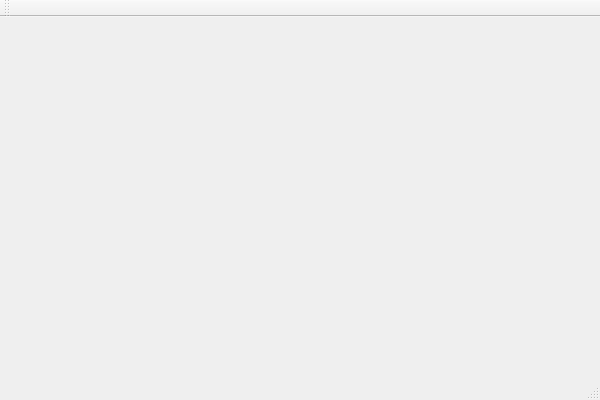
The window that Modern_technologies/Qt/MailClient/mainwindow.ui (rutsky/semester07) describes before a commit, drawn with Qt 5.
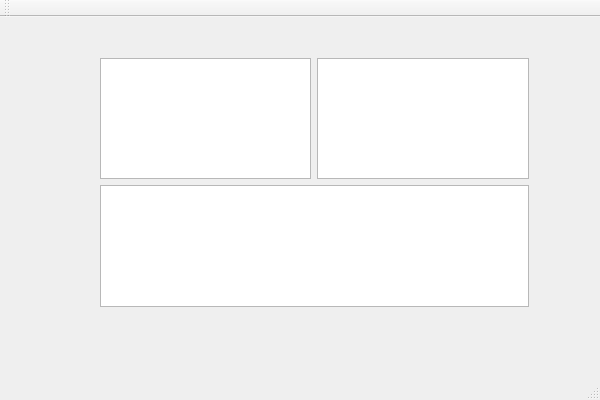
The same window after the commit.

```diff
--- a/Modern_technologies/Qt/MailClient/mainwindow.ui
+++ b/Modern_technologies/Qt/MailClient/mainwindow.ui
@@ -12,13 +12,67 @@
   <property name="windowTitle" >
    <string>MainWindow</string>
   </property>
-  <widget class="QMenuBar" name="menuBar" />
-  <widget class="QToolBar" name="mainToolBar" />
-  <widget class="QWidget" name="centralWidget" />
-  <widget class="QStatusBar" name="statusBar" />
+  <widget class="QWidget" name="centralWidget">
+   <widget class="QWidget" name="verticalLayoutWidget">
+    <property name="geometry">
+     <rect>
+      <x>89</x>
+      <y>30</y>
+      <width>451</width>
+      <height>271</height>
+     </rect>
+    </property>
+    <layout class="QVBoxLayout" name="verticalLayout_2">
+     <item>
+      <layout class="QHBoxLayout" name="horizontalLayout">
+       <item>
+        <widget class="QTreeView" name="treeView"/>
+       </item>
+       <item>
+        <spacer name="horizontalSpacer">
+         <property name="orientation">
+          <enum>Qt::Horizontal</enum>
+         </property>
+         <property name="sizeHint" stdset="0">
+          <size>
+           <width>40</width>
+           <height>20</height>
+          </size>
+         </property>
+        </spacer>
+       </item>
+       <item>
+        <widget class="QListView" name="listView"/>
+       </item>
+      </layout>
+     </item>
+     <item>
+      <widget class="QTextBrowser" name="textBrowser"/>
+     </item>
+    </layout>
+   </widget>
+  </widget>
+  <widget class="QMenuBar" name="menuBar">
+   <property name="geometry">
+    <rect>
+     <x>0</x>
+     <y>0</y>
+     <width>600</width>
+     <height>18</height>
+    </rect>
+   </property>
+  </widget>
+  <widget class="QToolBar" name="mainToolBar">
+   <attribute name="toolBarArea">
+    <enum>TopToolBarArea</enum>
+   </attribute>
+   <attribute name="toolBarBreak">
+    <bool>true</bool>
+   </attribute>
+  </widget>
+  <widget class="QStatusBar" name="statusBar"/>
  </widget>
- <layoutDefault spacing="6" margin="11" />
- <pixmapfunction></pixmapfunction>
+ <layoutdefault spacing="6" margin="11"/>
  <resources/>
  <connections/>
 </ui>
```
Left out of the diff: 7 changed lines with no effect on the pictures.
